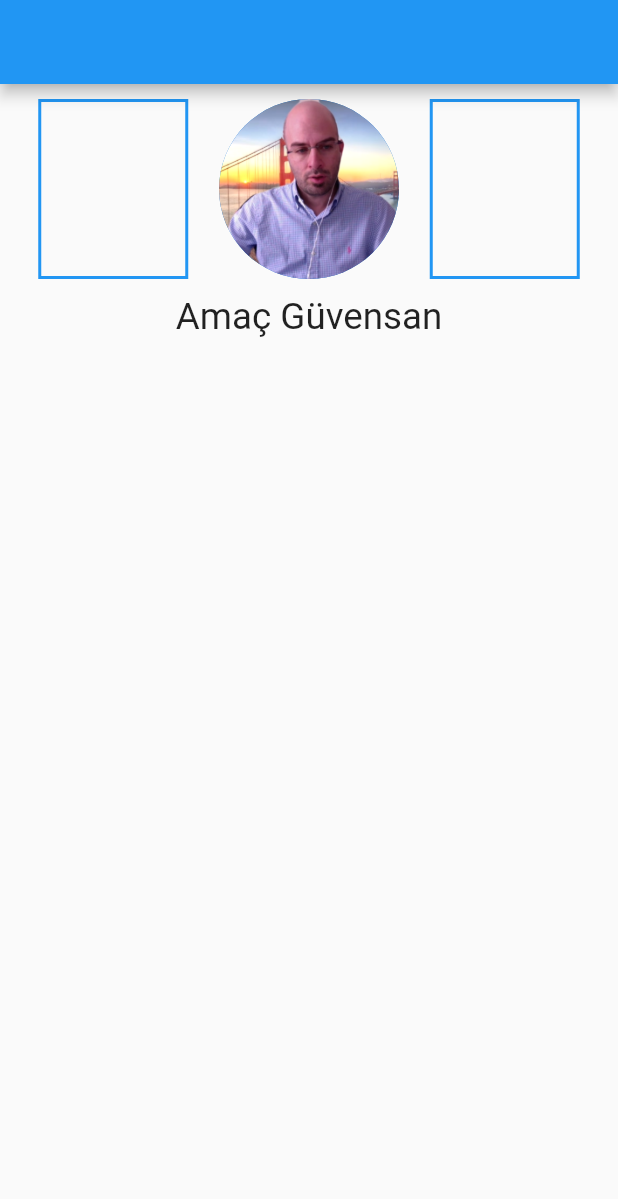
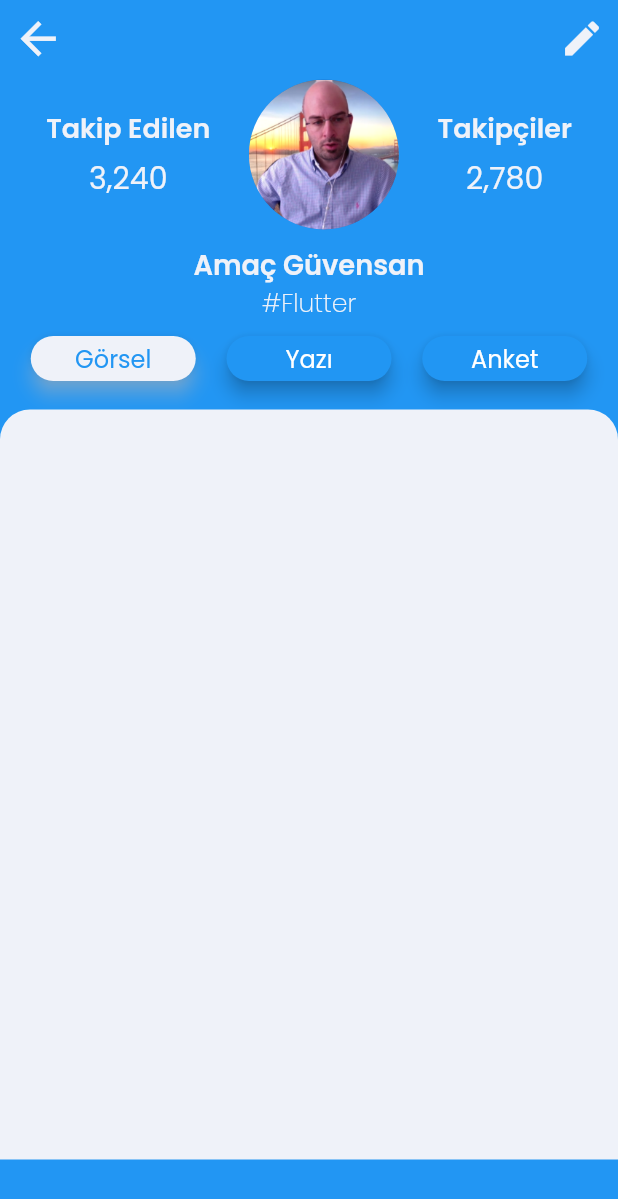
Before and after one commit to enesbilik/sky-mint, a Flutter app: the screen it shows after launch, on a phone screen of 412 x 824 dp. Shown: the top 1199 px of the screen. Run offline on Flutter 3.47's test engine with Material 2 defaults, Android fonts, the phone set to English and light mode, and no system bars; our stand-ins replace google_maps_flutter, salomon_bottom_bar, table_calendar; missing offline and left inert: circular_menu, expendable_fab.

Commit message:
profile page

```diff
--- a/lib/view/profile_page.dart
+++ b/lib/view/profile_page.dart
@@ -5,6 +5,7 @@ import 'package:sky_mint/constants/colors.dart';
 import 'package:sky_mint/models/user_model.dart';
 
 class ProfilePage extends StatefulWidget {
+
   const ProfilePage({Key? key}) : super(key: key);
 
   @override
@@ -12,49 +13,44 @@ class ProfilePage extends StatefulWidget {
 }
 
 class _ProfilePageState extends State<ProfilePage> {
+  var pressAttention = false;
   @override
   Widget build(BuildContext context) {
     return Scaffold(
+      backgroundColor: darkColor,
       body: buildBody(context),
-      appBar: buildAppBar(context),
+      //appBar: buildAppBar(context),
     );
   }
 }
 
 Widget buildBody(BuildContext context) {
-  return Column(
+  return SafeArea(
+    child: SingleChildScrollView(
+      child: Column(
         children: [
+          Row(
+            mainAxisAlignment: MainAxisAlignment.spaceBetween,
+            children: [
+              IconButton(onPressed: (){}, icon: Icon(Icons.arrow_back),iconSize: 35,color: softwhiteColor,),
+              IconButton(onPressed: (){}, icon: Icon(Icons.edit),iconSize: 30,color: softwhiteColor,)
+            ],
+          ),
           Padding(
-        padding: EdgeInsets.fromLTRB(5, 10, 5, 10),
+            padding: EdgeInsets.fromLTRB(5, 2, 5, 10),
             child: Row(
               mainAxisAlignment: MainAxisAlignment.spaceEvenly,
               mainAxisSize: MainAxisSize.max,
-          children: const [
-            SizedBox(
-              height: 120,
-              width: 100,
-              child: DecoratedBox(
-                decoration: BoxDecoration(
-                    border: Border.symmetric(
-                        horizontal: BorderSide(width: 2.0, color: darkColor),
-                        vertical: BorderSide(width: 2.0, color: darkColor))),
-              ),
-            ),
+              children: [
+                Column(
+                  children: [Text("Takip Edilen",style: TextStyle(color: softwhiteColor,fontFamily: "Poppins Bold",fontSize: 18),),SizedBox(height: 5,),Text("3,240",style: TextStyle(color: softwhiteColor,fontFamily: "Poppins",fontSize: 20),)],),
                 CircleAvatar(
                   minRadius: 30,
-              maxRadius: 60,
+                  maxRadius: 50,
                   backgroundImage: AssetImage("assets/eg2.png"),
                 ),
-            SizedBox(
-              height: 120,
-              width: 100,
-              child: DecoratedBox(
-                decoration: BoxDecoration(
-                    border: Border.symmetric(
-                        horizontal: BorderSide(width: 2.0, color: darkColor),
-                        vertical: BorderSide(width: 2.0, color: darkColor))),
-              ),
-            )
+                Column(
+                  children: [Text("Takipçiler",style: TextStyle(color: softwhiteColor,fontFamily: "Poppins Bold",fontSize: 18),),SizedBox(height: 5,),Text("2,780",style: TextStyle(color: softwhiteColor,fontFamily: "Poppins",fontSize: 20),)],),
               ],
             ),
           ),
@@ -64,11 +60,67 @@ Widget buildBody(BuildContext context) {
               Text(
                 // ignore: unnecessary_string_interpolations
                 "${listOfUser[3].name}",
-            textScaleFactor: 1.75,
+                textScaleFactor: 1.3,
+                style: TextStyle(fontFamily: "Poppins Bold",color: softwhiteColor),
               )
             ],
-      )
+          ),
+          Row(
+            mainAxisAlignment: MainAxisAlignment.center,
+            children: [
+              Text("#Flutter", textScaleFactor: 1.2,style: TextStyle(fontFamily: "Poppins Light",color: softwhiteColor),),
             ],
+          ),
+          Row(mainAxisAlignment: MainAxisAlignment.spaceEvenly,
+          children: [
+            ElevatedButton(onPressed: (){}, child: Text(
+          "Görsel",
+          style: TextStyle(fontFamily: "Poppins", fontSize: 16,color: darkColor)
+        ),
+        style: ElevatedButton.styleFrom(
+          shadowColor: softwhiteColor,
+          shape: RoundedRectangleBorder(
+            borderRadius: BorderRadius.all(Radius.circular(30)),
+          ),
+          minimumSize: Size(110, 30),
+          primary: softwhiteColor,
+          elevation: 5,
+          //primary: pressAttention ? kPrimaryColor : darkColor,
+        ),
+        ),
+        ElevatedButton(onPressed: (){}, child: Text(
+          "Yazı",
+          style: TextStyle(fontFamily: "Poppins", fontSize: 16),
+        ),
+        style: ElevatedButton.styleFrom(
+          shape: RoundedRectangleBorder(
+            borderRadius: BorderRadius.all(Radius.circular(30)),
+          ),
+          minimumSize: Size(110, 30),
+          elevation: 5,
+          //primary: pressAttention ? kPrimaryColor : darkColor,
+        ),
+        ),
+        ElevatedButton(onPressed: (){}, child: Text(
+          "Anket",
+          style: TextStyle(fontFamily: "Poppins", fontSize: 16),
+        ),
+        style: ElevatedButton.styleFrom(
+          shape: RoundedRectangleBorder(
+            borderRadius: BorderRadius.all(Radius.circular(30)),
+          ),
+          minimumSize: Size(110, 30),
+          elevation: 5,
+          //primary: pressAttention ? kPrimaryColor : darkColor,
+        ),
+        ),
+          ],
+          ),
+          SizedBox(height: 10,),
+          Container(height: 500,decoration: BoxDecoration(color: softwhiteColor,borderRadius: BorderRadius.only(topLeft: Radius.circular(20),topRight: Radius.circular(20))),),
+        ],
+      ),
+    ),
   );
 }
 
```
Lines whose indentation alone changed are shown as unchanged.
